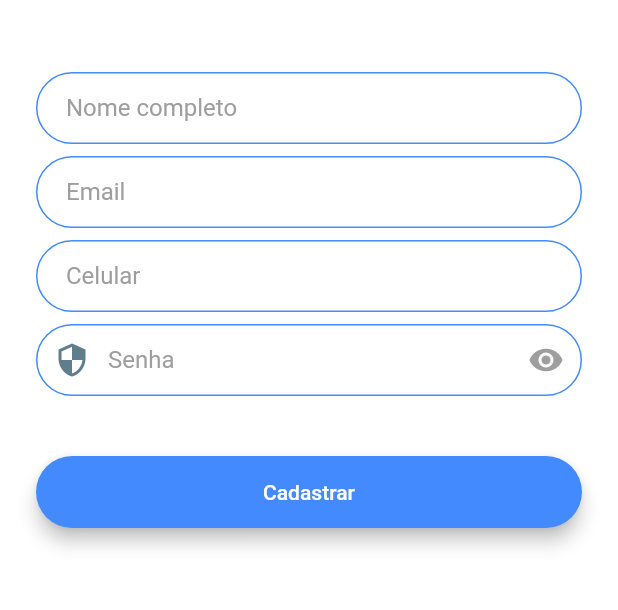
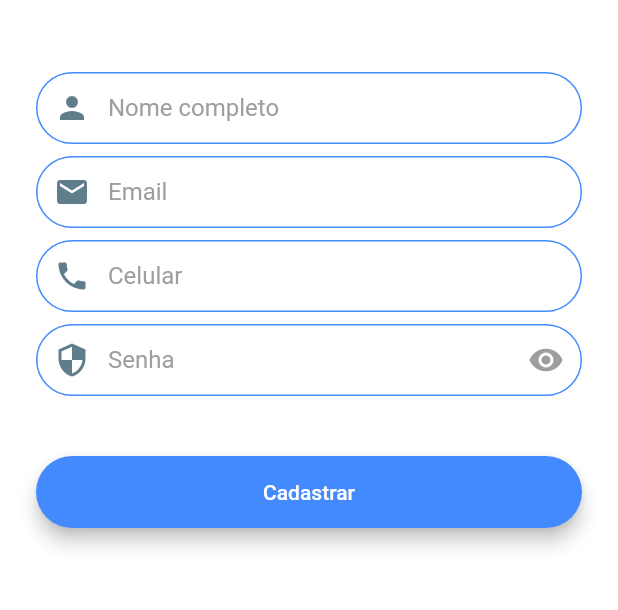
Before and after one commit to Rossitto/lsrtcc_Frontend_Flutter, a Flutter app: the RegistrationScreen screen opened by its route, on a phone screen of 412 x 824 dp, the part 417-1027 px from its top. Run offline on Flutter 3.47's test engine with Material 2 defaults, Android fonts, the light colour scheme and no system bars; our stand-ins replace animated_text_kit.

Commit message:
added Icons

```diff
--- a/lib/screens/registration_screen.dart
+++ b/lib/screens/registration_screen.dart
@@ -46,17 +46,27 @@ class _RegistrationScreenState extends State<RegistrationScreen> {
               },
               decoration: kTextFieldDecoration.copyWith(
                 labelText: 'Nome completo',
+                prefixIcon: Icon(
+                  Icons.person,
+                  color: Colors.blueGrey,
+                ),
               ),
             ),
             SizedBox(
               height: 8.0,
             ),
             TextField(
-                keyboardType: TextInputType.emailAddress,
-                onChanged: (value) {
-                  email = value.trim();
-                },
-                decoration: kTextFieldDecoration),
+              keyboardType: TextInputType.emailAddress,
+              onChanged: (value) {
+                email = value.trim();
+              },
+              decoration: kTextFieldDecoration.copyWith(
+                prefixIcon: Icon(
+                  Icons.email,
+                  color: Colors.blueGrey,
+                ),
+              ),
+            ),
             SizedBox(
               height: 8.0,
             ),
@@ -67,6 +77,10 @@ class _RegistrationScreenState extends State<RegistrationScreen> {
               },
               decoration: kTextFieldDecoration.copyWith(
                 labelText: 'Celular',
+                prefixIcon: Icon(
+                  Icons.phone,
+                  color: Colors.blueGrey,
+                ),
               ),
             ),
             SizedBox(
--- a/lib/screens/welcome_screen.dart
+++ b/lib/screens/welcome_screen.dart
@@ -80,7 +80,7 @@ class _WelcomeScreenState extends State<WelcomeScreen>
                 }),
             RoundedButton(
                 color: Colors.lightBlueAccent,
-                text: 'Register',
+                text: 'Cadastrar',
                 onPressed: () {
                   Navigator.pushNamed(context, RegistrationScreen.id);
                 }),
```
